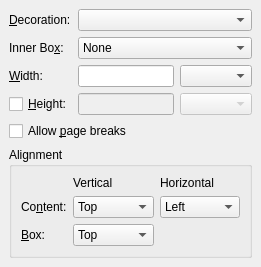
Old version of the form src/frontends/qt4/ui/BoxUi.ui in the repository cburschka/lyx.
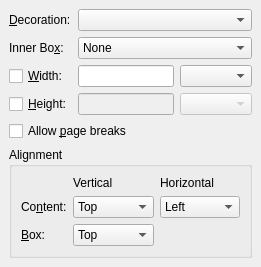
New version of the form. Custom widgets are drawn as their Qt base class.

```diff
--- a/src/frontends/qt4/ui/BoxUi.ui
+++ b/src/frontends/qt4/ui/BoxUi.ui
@@ -234,15 +234,18 @@
     </widget>
    </item>
    <item row="2" column="0">
-    <widget class="QLabel" name="widthLA">
+    <widget class="QCheckBox" name="widthCB">
      <property name="toolTip">
       <string/>
      </property>
      <property name="text">
       <string>&amp;Width:</string>
      </property>
-     <property name="buddy">
-      <cstring>widthED</cstring>
+     <property name="checked">
+      <bool>false</bool>
+     </property>
+     <property name="tristate">
+      <bool>false</bool>
      </property>
     </widget>
    </item>
```
Left out of the diff: 1 changed line with no effect on the pictures.
